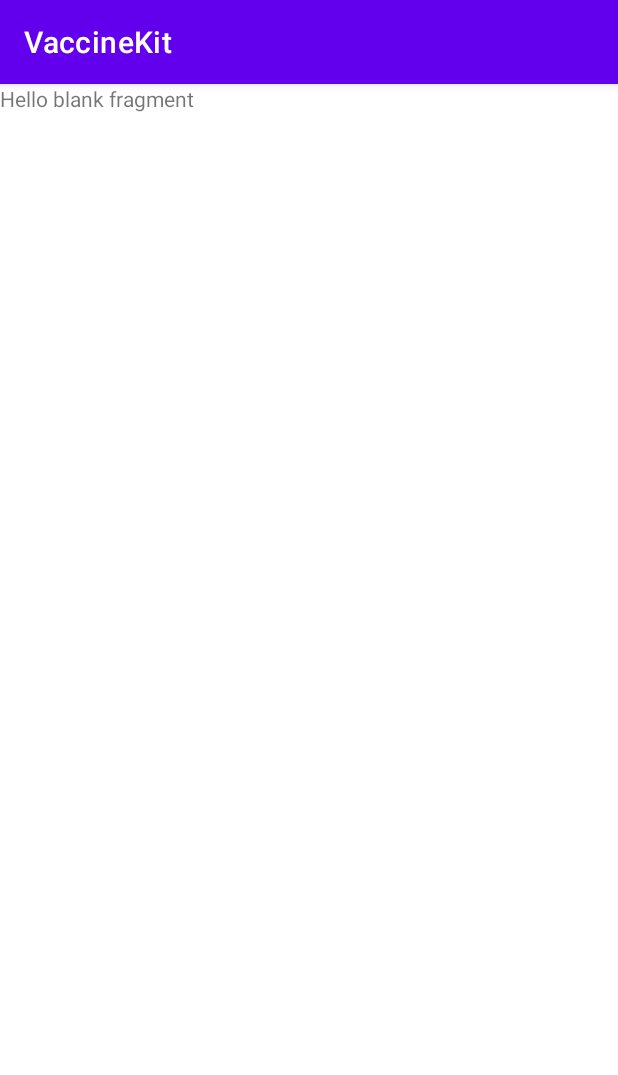
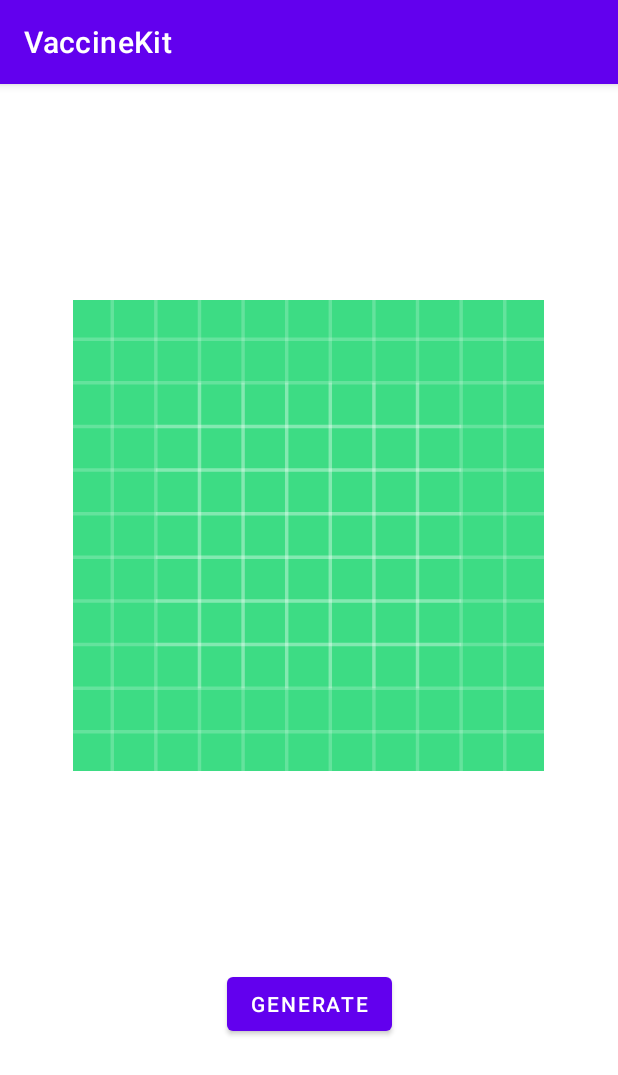
Before and after one commit to dgpay/VaccineKit, an Android app: the fragment QrcodeFragment shown on its own in the app's theme, on a phone screen of 412 x 824 dp. Shown: the top 1075 px of the screen. Run offline under Robolectric (Android 15) with nearby library versions, the phone set to English and light mode, and no system bars; libraries missing offline, so code that uses them is left out: com.journeyapps.barcodescanner.

Commit message:
My qrcode function

```diff
--- a/app/build.gradle
+++ b/app/build.gradle
@@ -95,4 +95,8 @@ dependencies {
     // camera
     implementation 'com.budiyev.android:code-scanner:2.1.0'
 
+    //qrcode
+    implementation 'com.journeyapps:zxing-android-embedded:3.0.2@aar'
+    implementation 'com.google.zxing:core:3.2.0'
+
 }
--- a/app/src/main/java/academy/bangkit/project/capstone/vaccinekit/qrcode/QrcodeFragment.kt
+++ b/app/src/main/java/academy/bangkit/project/capstone/vaccinekit/qrcode/QrcodeFragment.kt
@@ -6,18 +6,62 @@ import android.view.LayoutInflater
 import android.view.View
 import android.view.ViewGroup
 import academy.bangkit.project.capstone.vaccinekit.R
+import academy.bangkit.project.capstone.vaccinekit.databinding.FragmentInsertBinding
+import academy.bangkit.project.capstone.vaccinekit.databinding.FragmentQrcodeBinding
+import android.view.Gravity
+import android.widget.Button
+import android.widget.ImageView
+import android.widget.Toast
+import com.google.android.material.snackbar.Snackbar
+import com.google.zxing.BarcodeFormat
+import com.google.zxing.MultiFormatWriter
+import com.google.zxing.WriterException
+import com.journeyapps.barcodescanner.BarcodeEncoder
+import org.koin.android.ext.android.bind
 
 class QrcodeFragment : Fragment() {
-    private var param1: String? = null
-    private var param2: String? = null
+    private lateinit var generateBtn : Button
+    private lateinit var ImageQr : ImageView
+    private var _binding: FragmentQrcodeBinding? = null
+    private val binding get() = _binding!!
+    val contentText = "12uyr723g8fwef"
 
 
     override fun onCreateView(
         inflater: LayoutInflater, container: ViewGroup?,
         savedInstanceState: Bundle?
     ): View? {
-        // Inflate the layout for this fragment
-        return inflater.inflate(R.layout.fragment_qrcode, container, false)
+        _binding = FragmentQrcodeBinding.inflate(inflater, container, false)
+
+        val data = contentText
+        binding.buttonGenerate.setOnClickListener {
+            if( data.isNotEmpty()){
+                generateQr()
+            }else{
+                showSnackbarMessage("You are not yet got Vaccine")
+            }
+        }
+        return binding.root
     }
 
+    private fun generateQr() {
+        val multiFormatWriter = MultiFormatWriter()
+        try {
+            val bitMatrix = multiFormatWriter.encode(
+                contentText,
+                BarcodeFormat.QR_CODE,
+                300,
+                300
+            )
+            val barcodeEncoder = BarcodeEncoder()
+            val bitmap = barcodeEncoder.createBitmap(bitMatrix)
+            binding.imgQrcode.setImageBitmap(bitmap)
+        }catch (e: WriterException){
+            e.printStackTrace()
+        }
+
+    }
+    private fun showSnackbarMessage(message: String) {
+        Snackbar.make(binding.myqrcode, message, Snackbar.LENGTH_SHORT).show()
+    }
 }
--- a/app/src/main/res/layout/fragment_qrcode.xml
+++ b/app/src/main/res/layout/fragment_qrcode.xml
@@ -1,14 +1,31 @@
 <?xml version="1.0" encoding="utf-8"?>
-<FrameLayout xmlns:android="http://schemas.android.com/apk/res/android"
+<androidx.constraintlayout.widget.ConstraintLayout xmlns:android="http://schemas.android.com/apk/res/android"
+    xmlns:app="http://schemas.android.com/apk/res-auto"
     xmlns:tools="http://schemas.android.com/tools"
     android:layout_width="match_parent"
     android:layout_height="match_parent"
-    tools:context=".qrcode.QrcodeFragment">
+    tools:context=".qrcode.QrcodeFragment"
+    android:id="@+id/myqrcode">
 
-    <!-- TODO: Update blank fragment layout -->
-    <TextView
-        android:layout_width="match_parent"
-        android:layout_height="match_parent"
-        android:text="@string/hello_blank_fragment" />
+    <ImageView
+        android:id="@+id/img_qrcode"
+        android:layout_width="326dp"
+        android:layout_height="314dp"
+        android:layout_marginTop="144dp"
+        android:src="@drawable/ic_launcher_background"
+        app:layout_constraintEnd_toEndOf="parent"
+        app:layout_constraintHorizontal_bias="0.495"
+        app:layout_constraintStart_toStartOf="parent"
+        app:layout_constraintTop_toTopOf="parent" />
 
-</FrameLayout>
+    <Button
+        android:id="@+id/button_generate"
+        android:layout_width="wrap_content"
+        android:layout_height="wrap_content"
+        android:text="Generate"
+        app:layout_constraintBottom_toBottomOf="parent"
+        app:layout_constraintEnd_toEndOf="parent"
+        app:layout_constraintStart_toStartOf="parent"
+        app:layout_constraintTop_toBottomOf="@+id/img_qrcode" />
+
+</androidx.constraintlayout.widget.ConstraintLayout>
```
